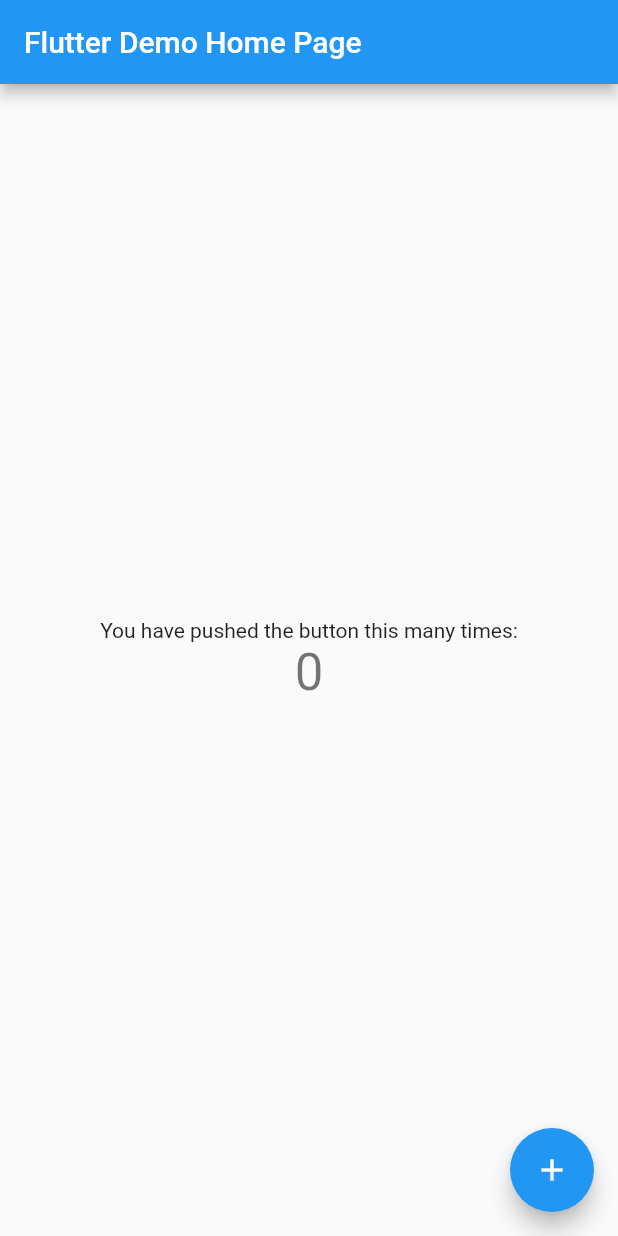
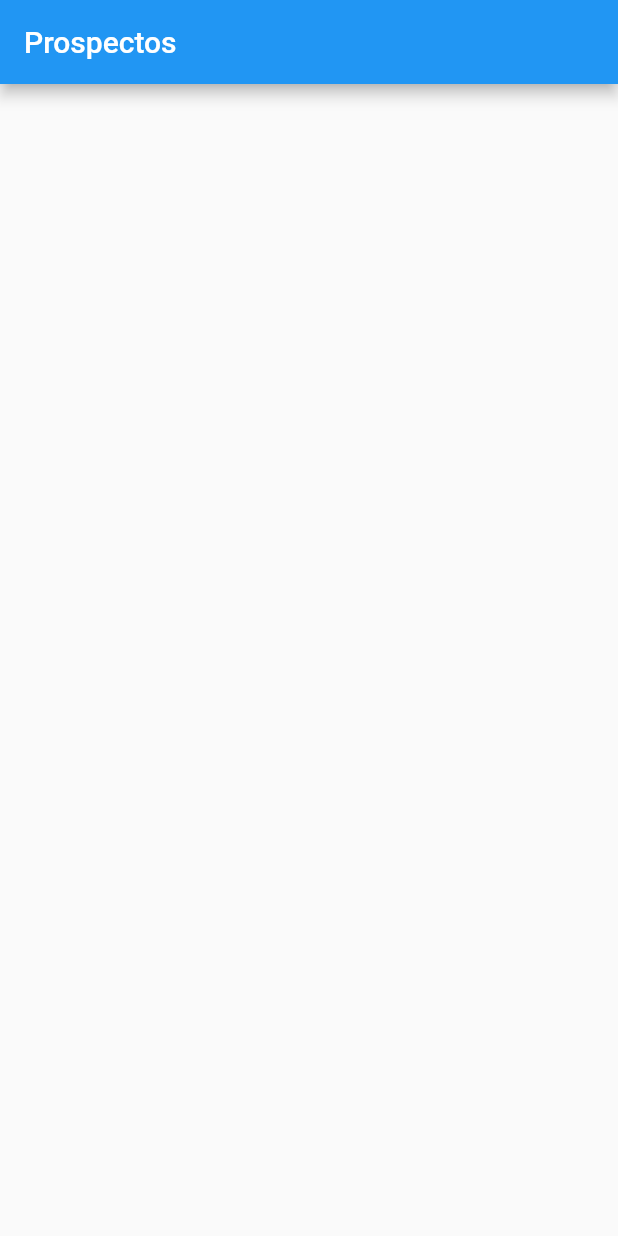
Before and after one commit to tban/Prospectos, a Flutter app: the screen it shows after launch, on a phone screen of 412 x 824 dp. Run offline on Flutter 3.47's test engine with Material 2 defaults, Android fonts, the phone set to English and light mode, and no system bars; our stand-ins replace get.

Commit message:
Splash y Home Page
Preparando los cimientos

```diff
--- a/lib/main.dart
+++ b/lib/main.dart
@@ -1,113 +1,32 @@
 import 'package:flutter/material.dart';
+import 'package:flutter/services.dart';
+import 'package:get/get.dart';
+import 'package:prospectos/pages/splash/splash_page.dart';
 
 void main() {
   runApp(MyApp());
 }
 
 class MyApp extends StatelessWidget {
-  // This widget is the root of your application.
   @override
   Widget build(BuildContext context) {
-    return MaterialApp(
-      title: 'Flutter Demo',
-      theme: ThemeData(
-        // This is the theme of your application.
-        //
-        // Try running your application with "flutter run". You'll see the
-        // application has a blue toolbar. Then, without quitting the app, try
-        // changing the primarySwatch below to Colors.green and then invoke
-        // "hot reload" (press "r" in the console where you ran "flutter run",
-        // or simply save your changes to "hot reload" in a Flutter IDE).
-        // Notice that the counter didn't reset back to zero; the application
-        // is not restarted.
-        primarySwatch: Colors.blue,
+    SystemChrome.setPreferredOrientations([
+      DeviceOrientation.portraitUp,
+    ]);
+    return GestureDetector(
+      onTap: () {
+        //para que el teclado desaparezca cuando pulsas en cualquier otro lugar de la pantalla
+        FocusScopeNode currentFocus = FocusScope.of(context);
+      },
+      child: GetMaterialApp(
+        title: 'Prospectos',
+        debugShowCheckedModeBanner: false,
+        theme: ThemeData(
+          primarySwatch: Colors.blue,
+          visualDensity: VisualDensity.adaptivePlatformDensity,
+        ),
+        home: SplashPage(),
       ),
-      home: MyHomePage(title: 'Flutter Demo Home Page'),
     );
   }
 }
-
-class MyHomePage extends StatefulWidget {
-  MyHomePage({Key? key, required this.title}) : super(key: key);
-
-  // This widget is the home page of your application. It is stateful, meaning
-  // that it has a State object (defined below) that contains fields that affect
-  // how it looks.
-
-  // This class is the configuration for the state. It holds the values (in this
-  // case the title) provided by the parent (in this case the App widget) and
-  // used by the build method of the State. Fields in a Widget subclass are
-  // always marked "final".
-
-  final String title;
-
-  @override
-  _MyHomePageState createState() => _MyHomePageState();
-}
-
-class _MyHomePageState extends State<MyHomePage> {
-  int _counter = 0;
-
-  void _incrementCounter() {
-    setState(() {
-      // This call to setState tells the Flutter framework that something has
-      // changed in this State, which causes it to rerun the build method below
-      // so that the display can reflect the updated values. If we changed
-      // _counter without calling setState(), then the build method would not be
-      // called again, and so nothing would appear to happen.
-      _counter++;
-    });
-  }
-
-  @override
-  Widget build(BuildContext context) {
-    // This method is rerun every time setState is called, for instance as done
-    // by the _incrementCounter method above.
-    //
-    // The Flutter framework has been optimized to make rerunning build methods
-    // fast, so that you can just rebuild anything that needs updating rather
-    // than having to individually change instances of widgets.
-    return Scaffold(
-      appBar: AppBar(
-        // Here we take the value from the MyHomePage object that was created by
-        // the App.build method, and use it to set our appbar title.
-        title: Text(widget.title),
-      ),
-      body: Center(
-        // Center is a layout widget. It takes a single child and positions it
-        // in the middle of the parent.
-        child: Column(
-          // Column is also a layout widget. It takes a list of children and
-          // arranges them vertically. By default, it sizes itself to fit its
-          // children horizontally, and tries to be as tall as its parent.
-          //
-          // Invoke "debug painting" (press "p" in the console, choose the
-          // "Toggle Debug Paint" action from the Flutter Inspector in Android
-          // Studio, or the "Toggle Debug Paint" command in Visual Studio Code)
-          // to see the wireframe for each widget.
-          //
-          // Column has various properties to control how it sizes itself and
-          // how it positions its children. Here we use mainAxisAlignment to
-          // center the children vertically; the main axis here is the vertical
-          // axis because Columns are vertical (the cross axis would be
-          // horizontal).
-          mainAxisAlignment: MainAxisAlignment.center,
-          children: <Widget>[
-            Text(
-              'You have pushed the button this many times:',
-            ),
-            Text(
-              '$_counter',
-              style: Theme.of(context).textTheme.headline4,
-            ),
-          ],
-        ),
-      ),
-      floatingActionButton: FloatingActionButton(
-        onPressed: _incrementCounter,
-        tooltip: 'Increment',
-        child: Icon(Icons.add),
-      ), // This trailing comma makes auto-formatting nicer for build methods.
-    );
-  }
-}
--- /dev/null
+++ b/lib/pages/home/home_page.dart
@@ -0,0 +1,19 @@
+import 'package:flutter/material.dart';
+import 'package:get/get_state_manager/get_state_manager.dart';
+import 'package:prospectos/pages/home/home_controller.dart';
+
+class HomePage extends StatelessWidget {
+  @override
+  Widget build(BuildContext context) {
+    return GetBuilder(
+      dispose: (_) {},
+      init: HomeController(),
+      builder: (_) => Scaffold(
+        appBar: AppBar(
+          elevation: 4,
+          title: Text("Prospectos"),
+        ),
+      ),
+    );
+  }
+}
--- a/pubspec.yaml
+++ b/pubspec.yaml
@@ -1,5 +1,5 @@
 name: prospectos
-description: A new Flutter project.
+description: Prospectos de medicamentos
 
 # The following line prevents the package from being accidentally published to
 # pub.dev using `pub publish`. This is preferred for private packages.
@@ -28,6 +28,8 @@
   # The following adds the Cupertino Icons font to your application.
   # Use with the CupertinoIcons class for iOS style icons.
   cupertino_icons: ^1.0.2
+  get: ^4.1.4
+  dio: ^4.0.0
 
 dev_dependencies:
   flutter_test:
```
Also changed, not shown: lib/pages/home/home_controller.dart (added, +16 -0 lines), lib/pages/splash/splash_controller.dart (added, +24 -0 lines), lib/pages/splash/splash_page.dart (added, +16 -0 lines), pubspec.lock, 1 other file.
